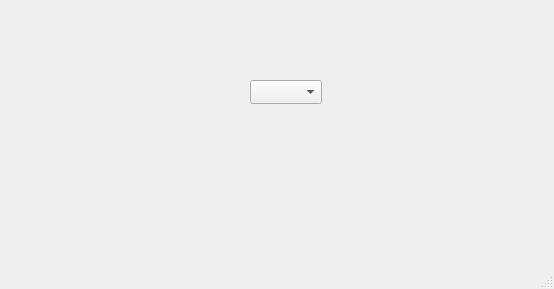
The window that mainwindow.ui (whiskeyAndrew/BaicalGuiServer) describes before a commit, drawn with Qt 5.
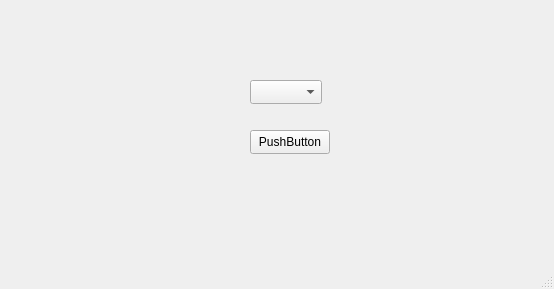
The same window after the commit.

Patch:
```diff
--- a/mainwindow.ui
+++ b/mainwindow.ui
@@ -24,6 +24,19 @@
      </rect>
     </property>
    </widget>
+   <widget class="QPushButton" name="pushButton">
+    <property name="geometry">
+     <rect>
+      <x>250</x>
+      <y>130</y>
+      <width>80</width>
+      <height>24</height>
+     </rect>
+    </property>
+    <property name="text">
+     <string>PushButton</string>
+    </property>
+   </widget>
   </widget>
   <widget class="QMenuBar" name="menubar">
    <property name="geometry">
```
